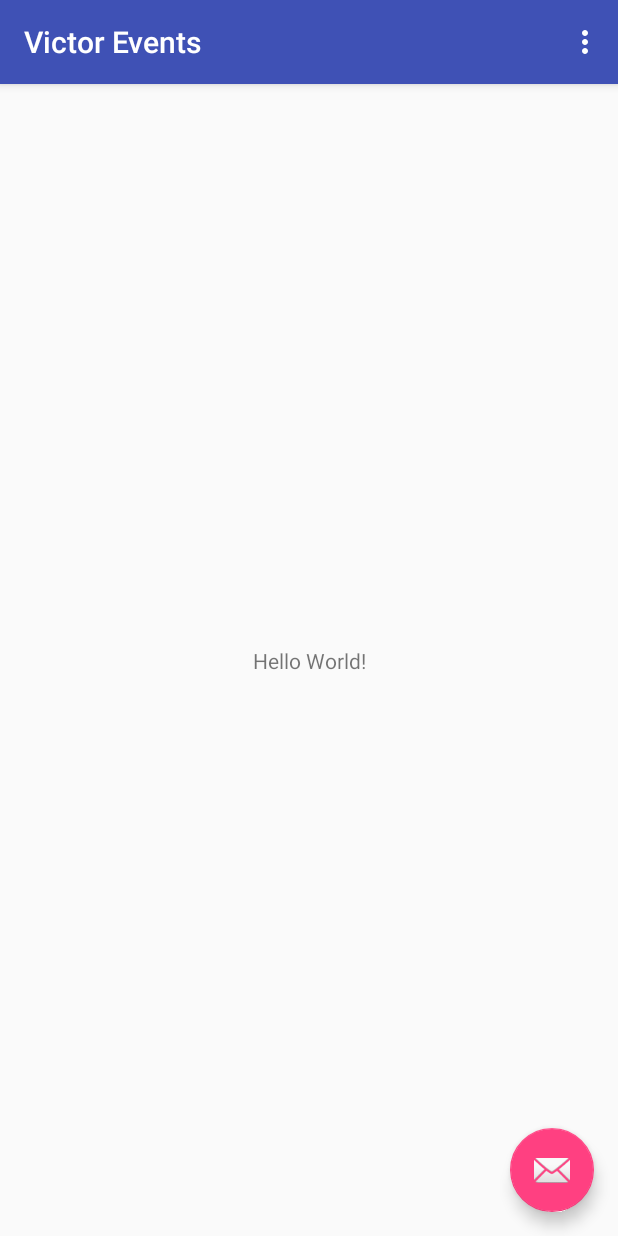
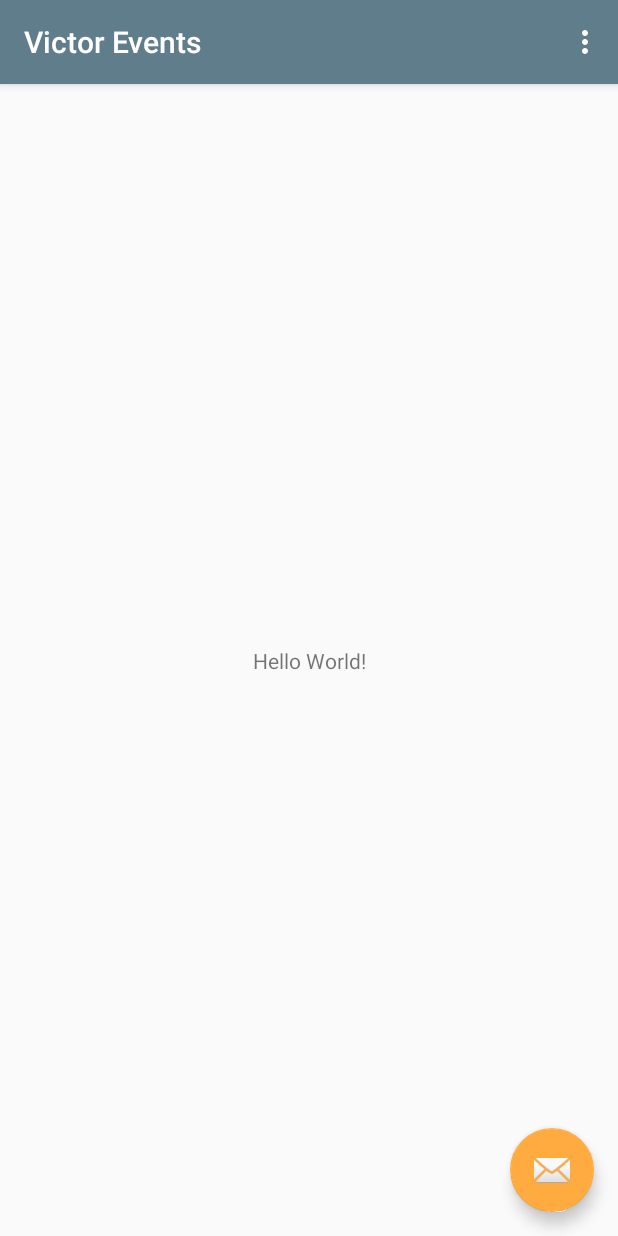
Before and after one commit to syrop/Victor-Events, an Android app: the screen it shows after launch (EventsActivity), on a phone screen of 412 x 824 dp. Run offline under Robolectric (Android 15) with nearby library versions, the phone set to English and light mode, and no system bars.

Commit message:
Changed colors.

```diff
--- a/events/src/main/res/values/colors.xml
+++ b/events/src/main/res/values/colors.xml
@@ -1,6 +1,6 @@
 <?xml version="1.0" encoding="utf-8"?>
 <resources>
-    <color name="colorPrimary">#3F51B5</color>
-    <color name="colorPrimaryDark">#303F9F</color>
-    <color name="colorAccent">#FF4081</color>
+    <color name="colorPrimary">#607d8b</color>
+    <color name="colorPrimaryDark">#455a64</color>
+    <color name="colorAccent">#ffab40</color>
 </resources>
```
